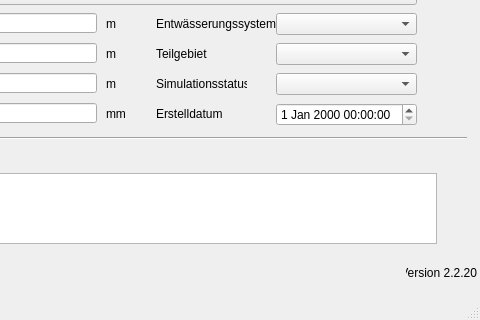
The window that qkan/database/templates/haltungen.ui (hoettges/QKan) describes before a commit, drawn with Qt 5; both pictures show x 164 to 644 and y 227 to 547 of the 644 by 547 pixel window.
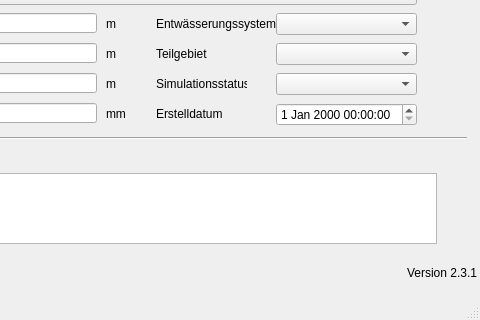
The same window after the commit. Custom widgets are drawn as their Qt base class.

Diff of the .ui file:
```diff
--- a/qkan/database/templates/haltungen.ui
+++ b/qkan/database/templates/haltungen.ui
@@ -521,7 +521,7 @@
      <string>Version QKan Import</string>
     </property>
     <property name="text">
-     <string>Version 2.2.20</string>
+     <string>Version 2.3.1</string>
     </property>
     <property name="alignment">
      <set>Qt::AlignRight|Qt::AlignTrailing|Qt::AlignVCenter</set>
```
